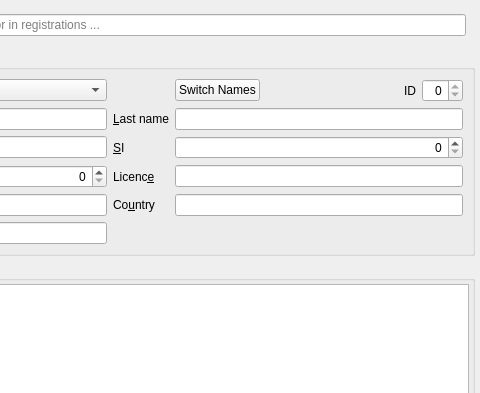
Before: the Qt Designer form quickevent/app/quickevent/plugins/Competitors/src/competitorwidget.ui in sakhnik/quickbox, drawn with Qt 5; both pictures show x 269 to 749 and y 0 to 393 of the 749 by 609 pixel window.
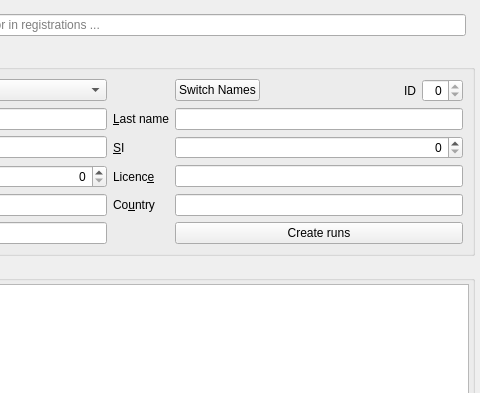
After: the same form once the commit is applied. Custom widgets are drawn as their Qt base class.

Commit message:
Edit competitor widget improvements
* Save button jsem presunul a prejmenoval
* Chovani klavesy Enter jsem opravil, byla omylem namapovana na Save & next
* Quick Event get start time jsem prejmenoval na Select competitor's start time
* Po vlozeni zavodnika se current index v tabulce runs nastavi na noveho zavodnika, to mi dalo dost prace, protoze puvodni implementace byla dost blba, takze misto opravovani jsem to prepsal, coz muze potencialne zpusobit chyby nekde jinde, neocekavam to, ale radsi na to upozornuji.

The edit to the form file:
```diff
--- a/quickevent/app/quickevent/plugins/Competitors/src/competitorwidget.ui
+++ b/quickevent/app/quickevent/plugins/Competitors/src/competitorwidget.ui
@@ -284,6 +284,13 @@
         </item>
        </layout>
       </item>
+      <item row="6" column="3">
+       <widget class="QPushButton" name="btCreateRuns">
+        <property name="text">
+         <string>Create runs</string>
+        </property>
+       </widget>
+      </item>
      </layout>
     </widget>
    </item>
```
The commit also changes 3 other files.
